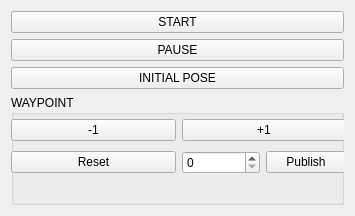
hrjp/kcctplugin, file src/ui/dial_panel.ui: the form before one commit.
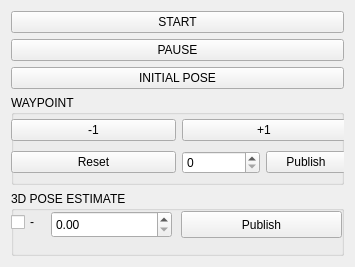
The form after the commit.

Commit message: 3d pose add

Diff of the .ui file:
```diff
--- a/src/ui/dial_panel.ui
+++ b/src/ui/dial_panel.ui
@@ -10,7 +10,7 @@
     <x>0</x>
     <y>0</y>
     <width>355</width>
-    <height>216</height>
+    <height>267</height>
    </rect>
   </property>
   <property name="sizePolicy">
@@ -50,6 +50,18 @@
    </item>
    <item>
     <widget class="QGroupBox" name="groupBox">
+     <property name="sizePolicy">
+      <sizepolicy hsizetype="Preferred" vsizetype="Fixed">
+       <horstretch>0</horstretch>
+       <verstretch>200</verstretch>
+      </sizepolicy>
+     </property>
+     <property name="minimumSize">
+      <size>
+       <width>0</width>
+       <height>90</height>
+      </size>
+     </property>
      <property name="title">
       <string>WAYPOINT</string>
      </property>
@@ -102,6 +114,61 @@
      </widget>
     </widget>
    </item>
+   <item>
+    <widget class="QGroupBox" name="groupBox_2">
+     <property name="sizePolicy">
+      <sizepolicy hsizetype="Preferred" vsizetype="Preferred">
+       <horstretch>100</horstretch>
+       <verstretch>100</verstretch>
+      </sizepolicy>
+     </property>
+     <property name="minimumSize">
+      <size>
+       <width>200</width>
+       <height>0</height>
+      </size>
+     </property>
+     <property name="title">
+      <string>3D POSE ESTIMATE</string>
+     </property>
+     <widget class="QDoubleSpinBox" name="zposition">
+      <property name="geometry">
+       <rect>
+        <x>40</x>
+        <y>20</y>
+        <width>121</width>
+        <height>27</height>
+       </rect>
+      </property>
+     </widget>
+     <widget class="QPushButton" name="zposition_button">
+      <property name="geometry">
+       <rect>
+        <x>170</x>
+        <y>20</y>
+        <width>161</width>
+        <height>27</height>
+       </rect>
+      </property>
+      <property name="text">
+       <string>Publish</string>
+      </property>
+     </widget>
+     <widget class="QCheckBox" name="mynus_box">
+      <property name="geometry">
+       <rect>
+        <x>0</x>
+        <y>20</y>
+        <width>41</width>
+        <height>22</height>
+       </rect>
+      </property>
+      <property name="text">
+       <string>-</string>
+      </property>
+     </widget>
+    </widget>
+   </item>
   </layout>
  </widget>
  <resources/>
```
The commit also changes 2 other files.
